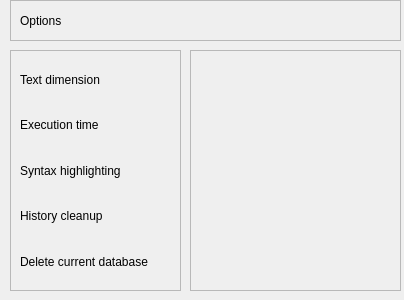
First picture: the form in POO---DB-Engine/CLIENT/OptionsDialog.ui, repository stefanungureanu04/POO---DB-Engine, before the edit.
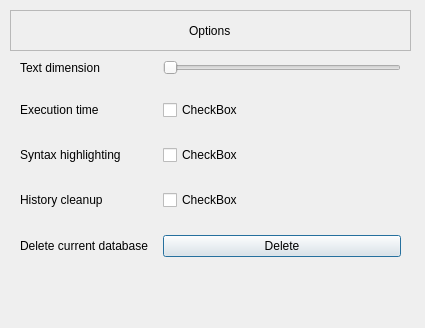
Second picture: the form after the edit.

Commit message: Am adaugat fisierul .ui pentru optiuni.

```diff
--- a/POO---DB-Engine/CLIENT/OptionsDialog.ui
+++ b/POO---DB-Engine/CLIENT/OptionsDialog.ui
@@ -6,20 +6,20 @@
    <rect>
     <x>0</x>
     <y>0</y>
-    <width>404</width>
-    <height>300</height>
+    <width>425</width>
+    <height>328</height>
    </rect>
   </property>
   <property name="windowTitle">
    <string>Dialog</string>
   </property>
-  <widget class="QFrame" name="frame">
+  <widget class="QFrame" name="frame_3">
    <property name="geometry">
     <rect>
      <x>10</x>
-     <y>50</y>
-     <width>171</width>
-     <height>241</height>
+     <y>10</y>
+     <width>401</width>
+     <height>41</height>
     </rect>
    </property>
    <property name="frameShape">
@@ -28,80 +28,99 @@
    <property name="frameShadow">
     <enum>QFrame::Shadow::Raised</enum>
    </property>
-   <layout class="QVBoxLayout" name="verticalLayout">
-    <item>
+   <layout class="QHBoxLayout" name="horizontalLayout">
+    <item alignment="Qt::AlignmentFlag::AlignHCenter">
+     <widget class="QLabel" name="titlu">
+      <property name="text">
+       <string>Options</string>
+      </property>
+     </widget>
+    </item>
+   </layout>
+  </widget>
+  <widget class="QWidget" name="formLayoutWidget">
+   <property name="geometry">
+    <rect>
+     <x>20</x>
+     <y>60</y>
+     <width>381</width>
+     <height>251</height>
+    </rect>
+   </property>
+   <layout class="QFormLayout" name="formLayout">
+    <property name="horizontalSpacing">
+     <number>15</number>
+    </property>
+    <property name="verticalSpacing">
+     <number>25</number>
+    </property>
+    <item row="0" column="0">
      <widget class="QLabel" name="label">
       <property name="text">
        <string>Text dimension</string>
       </property>
      </widget>
     </item>
-    <item>
+    <item row="0" column="1">
+     <widget class="QSlider" name="horizontalSlider">
+      <property name="orientation">
+       <enum>Qt::Orientation::Horizontal</enum>
+      </property>
+     </widget>
+    </item>
+    <item row="1" column="0">
      <widget class="QLabel" name="label_2">
       <property name="text">
        <string>Execution time</string>
       </property>
      </widget>
     </item>
-    <item>
+    <item row="1" column="1">
+     <widget class="QCheckBox" name="checkBox">
+      <property name="text">
+       <string>CheckBox</string>
+      </property>
+     </widget>
+    </item>
+    <item row="2" column="0">
      <widget class="QLabel" name="label_3">
       <property name="text">
        <string>Syntax highlighting</string>
       </property>
      </widget>
     </item>
-    <item>
+    <item row="2" column="1">
+     <widget class="QCheckBox" name="checkBox_2">
+      <property name="text">
+       <string>CheckBox</string>
+      </property>
+     </widget>
+    </item>
+    <item row="3" column="0">
      <widget class="QLabel" name="label_4">
       <property name="text">
        <string>History cleanup</string>
       </property>
      </widget>
     </item>
-    <item>
+    <item row="3" column="1">
+     <widget class="QCheckBox" name="checkBox_3">
+      <property name="text">
+       <string>CheckBox</string>
+      </property>
+     </widget>
+    </item>
+    <item row="4" column="0">
      <widget class="QLabel" name="label_5">
       <property name="text">
        <string>Delete current database</string>
       </property>
      </widget>
     </item>
-   </layout>
-  </widget>
-  <widget class="QFrame" name="frame_2">
-   <property name="geometry">
-    <rect>
-     <x>190</x>
-     <y>50</y>
-     <width>211</width>
-     <height>241</height>
-    </rect>
-   </property>
-   <property name="frameShape">
-    <enum>QFrame::Shape::StyledPanel</enum>
-   </property>
-   <property name="frameShadow">
-    <enum>QFrame::Shadow::Raised</enum>
-   </property>
-  </widget>
-  <widget class="QFrame" name="frame_3">
-   <property name="geometry">
-    <rect>
-     <x>10</x>
-     <y>0</y>
-     <width>391</width>
-     <height>41</height>
-    </rect>
-   </property>
-   <property name="frameShape">
-    <enum>QFrame::Shape::StyledPanel</enum>
-   </property>
-   <property name="frameShadow">
-    <enum>QFrame::Shadow::Raised</enum>
-   </property>
-   <layout class="QHBoxLayout" name="horizontalLayout">
-    <item>
-     <widget class="QLabel" name="label_6">
+    <item row="4" column="1">
+     <widget class="QPushButton" name="pushButton">
       <property name="text">
-       <string>Options</string>
+       <string>Delete</string>
       </property>
      </widget>
     </item>
```
The commit also changes 3 other files.
